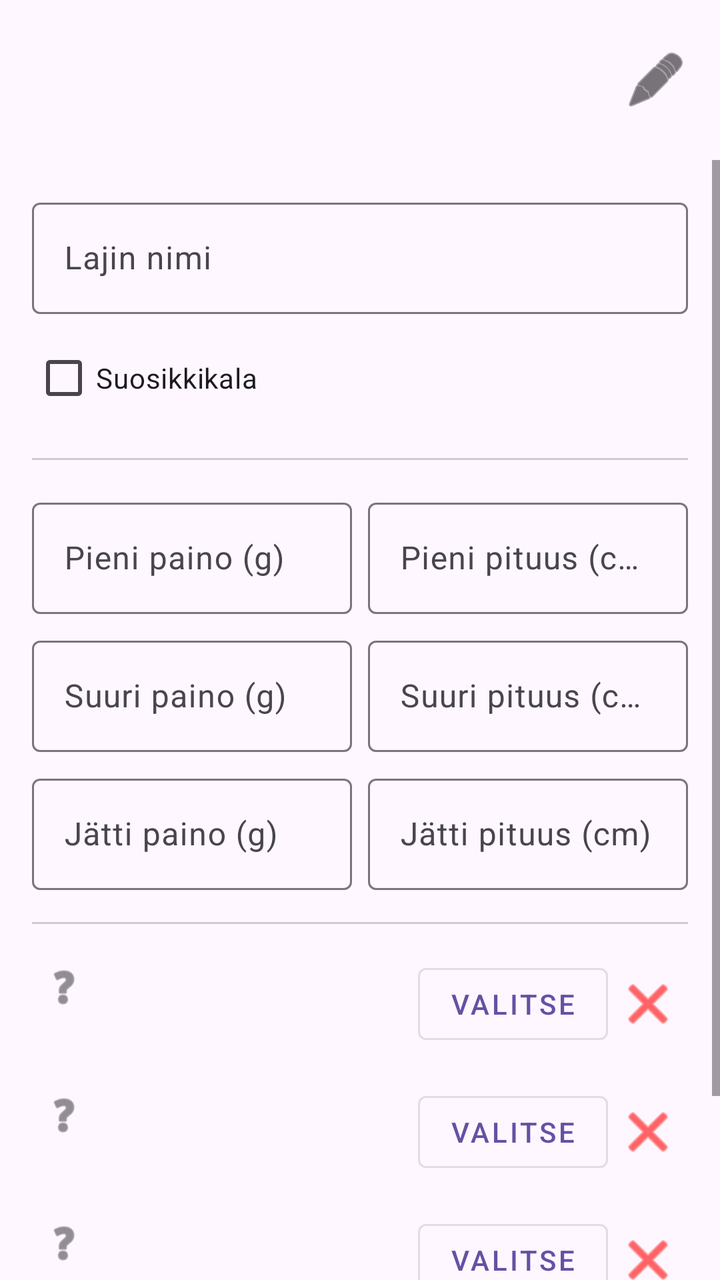
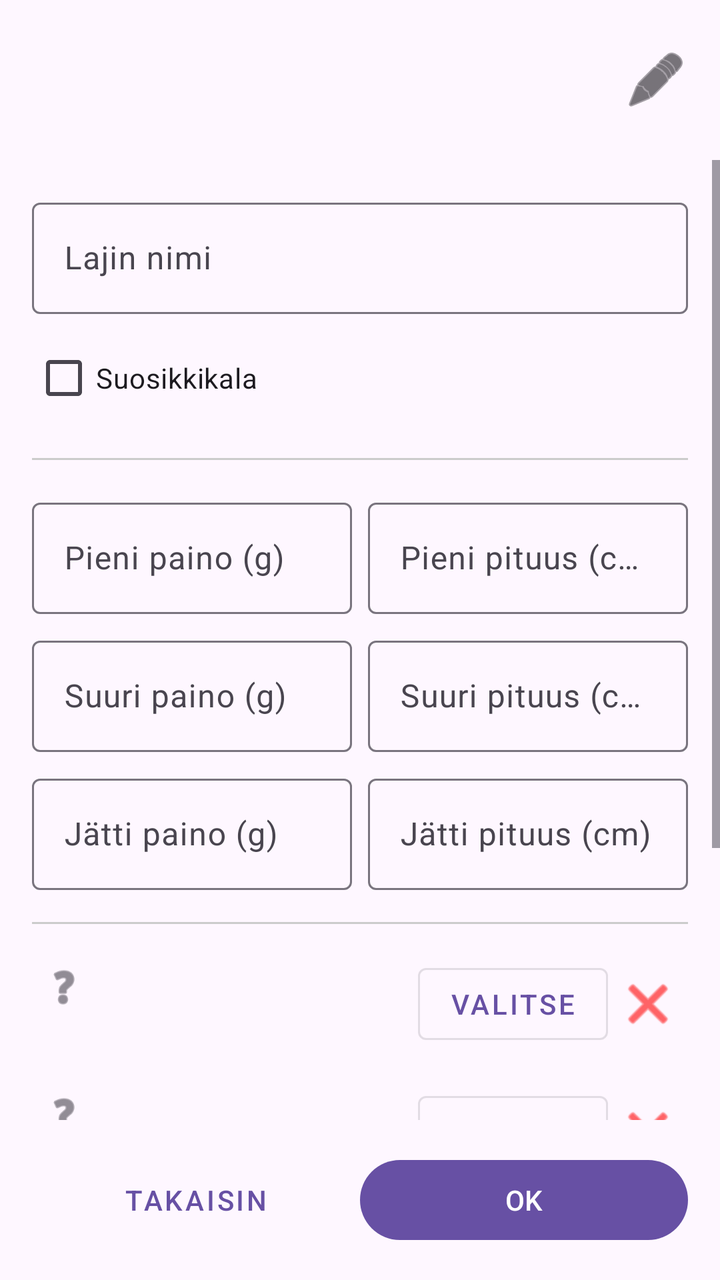

An Android layout rendered at two revisions. The XML below is the earlier revision; the diff shows what the commit changed to produce the second picture.
<!-- AndroidManifest.xml: application theme Theme.KalaKartta -->
<!-- res/layout/activity_edit_species_detail.xml -->
<?xml version="1.0" encoding="utf-8"?>
<LinearLayout xmlns:android="http://schemas.android.com/apk/res/android"
    android:layout_width="match_parent"
    android:layout_height="match_parent"
    android:orientation="vertical">

    <include layout="@layout/dialog_custom_title" />

    <ScrollView
        android:layout_width="match_parent"
        android:layout_height="0dp"
        android:layout_weight="1">

        <LinearLayout
            android:layout_width="match_parent"
            android:layout_height="wrap_content"
            android:orientation="vertical"
            android:padding="16dp">

            <com.google.android.material.textfield.TextInputLayout
                android:id="@+id/speciesNameLayout"
                android:layout_width="match_parent"
                android:layout_height="wrap_content"
                android:hint="@string/species_name">
                <com.google.android.material.textfield.TextInputEditText
                    android:id="@+id/speciesNameInput"
                    android:layout_width="match_parent"
                    android:layout_height="wrap_content"
                    android:inputType="textCapSentences" />
            </com.google.android.material.textfield.TextInputLayout>

            <CheckBox
                android:id="@+id/favouriteFishCheckBox"
                android:layout_width="match_parent"
                android:layout_height="wrap_content"
                android:layout_marginTop="8dp"
                android:text="@string/favourite_fish" />

            <View android:layout_width="match_parent" android:layout_height="1dp" android:background="#CCCCCC" android:layout_marginVertical="16dp" />

            <LinearLayout android:layout_width="match_parent" android:layout_height="wrap_content" android:orientation="horizontal">
                <com.google.android.material.textfield.TextInputLayout
                    android:layout_width="0dp" android:layout_height="wrap_content" android:layout_weight="1" android:hint="@string/small_weight" android:layout_marginEnd="4dp">
                    <com.google.android.material.textfield.TextInputEditText android:id="@+id/smallWeightInput" android:layout_width="match_parent" android:layout_height="wrap_content" android:inputType="number" />
                </com.google.android.material.textfield.TextInputLayout>
                <com.google.android.material.textfield.TextInputLayout
                    android:layout_width="0dp" android:layout_height="wrap_content" android:layout_weight="1" android:hint="@string/small_length" android:layout_marginStart="4dp">
                    <com.google.android.material.textfield.TextInputEditText android:id="@+id/smallLengthInput" android:layout_width="match_parent" android:layout_height="wrap_content" android:inputType="number" />
                </com.google.android.material.textfield.TextInputLayout>
            </LinearLayout>

            <LinearLayout android:layout_width="match_parent" android:layout_height="wrap_content" android:orientation="horizontal" android:layout_marginTop="8dp">
                <com.google.android.material.textfield.TextInputLayout
                    android:layout_width="0dp" android:layout_height="wrap_content" android:layout_weight="1" android:hint="@string/large_weight" android:layout_marginEnd="4dp">
                    <com.google.android.material.textfield.TextInputEditText android:id="@+id/largeWeightInput" android:layout_width="match_parent" android:layout_height="wrap_content" android:inputType="number" />
                </com.google.android.material.textfield.TextInputLayout>
                <com.google.android.material.textfield.TextInputLayout
                    android:layout_width="0dp" android:layout_height="wrap_content" android:layout_weight="1" android:hint="@string/large_length" android:layout_marginStart="4dp">
                    <com.google.android.material.textfield.TextInputEditText android:id="@+id/largeLengthInput" android:layout_width="match_parent" android:layout_height="wrap_content" android:inputType="number" />
                </com.google.android.material.textfield.TextInputLayout>
            </LinearLayout>

            <LinearLayout android:layout_width="match_parent" android:layout_height="wrap_content" android:orientation="horizontal" android:layout_marginTop="8dp">
                <com.google.android.material.textfield.TextInputLayout
                    android:layout_width="0dp" android:layout_height="wrap_content" android:layout_weight="1" android:hint="@string/giant_weight" android:layout_marginEnd="4dp">
                    <com.google.android.material.textfield.TextInputEditText android:id="@+id/giantWeightInput" android:layout_width="match_parent" android:layout_height="wrap_content" android:inputType="number" />
                </com.google.android.material.textfield.TextInputLayout>
                <com.google.android.material.textfield.TextInputLayout
                    android:layout_width="0dp" android:layout_height="wrap_content" android:layout_weight="1" android:hint="@string/giant_length" android:layout_marginStart="4dp">
                    <com.google.android.material.textfield.TextInputEditText android:id="@+id/giantLengthInput" android:layout_width="match_parent" android:layout_height="wrap_content" android:inputType="number" />
                </com.google.android.material.textfield.TextInputLayout>
            </LinearLayout>

            <View android:layout_width="match_parent" android:layout_height="1dp" android:background="#CCCCCC" android:layout_marginVertical="16dp" />

            <include layout="@layout/item_icon_edit" android:id="@+id/iconDefaultEdit" />
            <include layout="@layout/item_icon_edit" android:id="@+id/iconSmallEdit" />
            <include layout="@layout/item_icon_edit" android:id="@+id/iconLargeEdit" />
            <include layout="@layout/item_icon_edit" android:id="@+id/iconGiantEdit" />

        </LinearLayout>
    </ScrollView>

</LinearLayout>
<!-- res/layout/dialog_custom_title.xml (included above) -->
<?xml version="1.0" encoding="utf-8"?>
<LinearLayout xmlns:android="http://schemas.android.com/apk/res/android"
    xmlns:app="http://schemas.android.com/apk/res-auto"
    android:layout_width="match_parent"
    android:layout_height="wrap_content"
    android:orientation="horizontal"
    android:gravity="center_vertical"
    android:paddingStart="24dp"
    android:paddingTop="16dp"
    android:paddingEnd="8dp"
    android:paddingBottom="16dp">

    <TextView
        android:id="@+id/dialogTitle"
        android:layout_width="0dp"
        android:layout_height="wrap_content"
        android:layout_weight="1"
        android:ellipsize="end"
        android:singleLine="true"
        android:textAppearance="@style/TextAppearance.AppCompat.Title" />
    
    <ImageButton
        android:id="@+id/editMenuButton"
        android:layout_width="48dp"
        android:layout_height="48dp"
        android:background="?attr/selectableItemBackgroundBorderless"
        android:contentDescription="@string/edit"
        android:src="@android:drawable/ic_menu_edit"
        app:tint="?android:attr/textColorPrimary" />

</LinearLayout>
<!-- res/layout/item_icon_edit.xml (included above) -->
<?xml version="1.0" encoding="utf-8"?>
<LinearLayout xmlns:android="http://schemas.android.com/apk/res/android"
    xmlns:app="http://schemas.android.com/apk/res-auto"
    android:layout_width="match_parent"
    android:layout_height="wrap_content"
    android:orientation="horizontal"
    android:gravity="center_vertical"
    android:layout_marginBottom="16dp">

    <LinearLayout
        android:layout_width="0dp"
        android:layout_height="wrap_content"
        android:layout_weight="1"
        android:orientation="vertical">

        <LinearLayout
            android:layout_width="wrap_content"
            android:layout_height="wrap_content"
            android:orientation="horizontal"
            android:gravity="center_vertical">

            <TextView
                android:id="@+id/iconLabel"
                android:layout_width="wrap_content"
                android:layout_height="wrap_content"
                android:textAppearance="@style/TextAppearance.AppCompat.Small" />

            <ImageView
                android:id="@+id/helpIcon"
                android:layout_width="24dp"
                android:layout_height="24dp"
                android:layout_marginStart="4dp"
                android:src="@android:drawable/ic_menu_help"
                app:tint="?android:attr/textColorSecondary" />
        </LinearLayout>

        <TextView
            android:id="@+id/iconPath"
            android:layout_width="match_parent"
            android:layout_height="wrap_content"
            android:textSize="12sp"
            android:textColor="?android:attr/textColorSecondary"
            android:ellipsize="middle"
            android:singleLine="true" />

    </LinearLayout>

    <ImageView
        android:id="@+id/iconPreview"
        android:layout_width="40dp"
        android:layout_height="40dp"
        android:layout_marginHorizontal="8dp"
        android:scaleType="centerInside" />

    <com.google.android.material.button.MaterialButton
        android:id="@+id/selectIconButton"
        style="@style/Widget.MaterialComponents.Button.OutlinedButton"
        android:layout_width="wrap_content"
        android:layout_height="wrap_content"
        android:text="Valitse" />

    <ImageButton
        android:id="@+id/deleteIconButton"
        android:layout_width="40dp"
        android:layout_height="40dp"
        android:background="?attr/selectableItemBackgroundBorderless"
        android:src="@android:drawable/ic_menu_close_clear_cancel"
        app:tint="#FF0000" />

</LinearLayout>
<!-- resources referenced by this layout -->
<resources>
  <string name="edit">Muokkaa</string>
  <string name="favourite_fish">Suosikkikala</string>
  <string name="giant_length">Jätti pituus (cm)</string>
  <string name="giant_weight">Jätti paino (g)</string>
  <string name="large_length">Suuri pituus (cm)</string>
  <string name="large_weight">Suuri paino (g)</string>
  <string name="small_length">Pieni pituus (cm)</string>
  <string name="small_weight">Pieni paino (g)</string>
  <string name="species_name">Lajin nimi</string>
  <style name="Theme.KalaKartta" parent="Base.Theme.KalaKartta" />
  <style name="Base.Theme.KalaKartta" parent="Theme.Material3.DayNight.NoActionBar">
          
          
      </style>
</resources>

<!-- the commit's change to res/layout/activity_edit_species_detail.xml (unified diff, before → after) -->
@@ -80,6 +80,39 @@
 
         </LinearLayout>
     </ScrollView>
+
+    <LinearLayout
+        android:layout_width="match_parent"
+        android:layout_height="wrap_content"
+        android:orientation="horizontal"
+        android:padding="16dp"
+        android:paddingBottom="80dp">
+
+        <com.google.android.material.button.MaterialButton
+            android:id="@+id/backButton"
+            style="@style/Widget.MaterialComponents.Button.TextButton"
+            android:layout_width="0dp"
+            android:layout_height="wrap_content"
+            android:layout_weight="1"
+            android:text="@string/back" />
+
+        <com.google.android.material.button.MaterialButton
+            android:id="@+id/deleteSpeciesButton"
+            style="@style/Widget.MaterialComponents.Button.TextButton"
+            android:layout_width="0dp"
+            android:layout_height="wrap_content"
+            android:layout_weight="1"
+            android:text="@string/delete"
+            android:textColor="#FF0000"
+            android:visibility="gone" />
+
+        <com.google.android.material.button.MaterialButton
+            android:id="@+id/okButton"
+            android:layout_width="0dp"
+            android:layout_height="wrap_content"
+            android:layout_weight="1"
+            android:text="OK" />
+    </LinearLayout>
 
 </LinearLayout>
 <!-- res/layout/dialog_custom_title.xml (included above) -->
@@ -97,12 +130,24 @@
 
     <TextView
         android:id="@+id/dialogTitle"
-        android:layout_width="0dp"
-        android:layout_height="wrap_content"
-        android:layout_weight="1"
+        android:layout_width="wrap_content"
+        android:layout_height="wrap_content"
         android:ellipsize="end"
         android:singleLine="true"
         android:textAppearance="@style/TextAppearance.AppCompat.Title" />
+
+    <ImageView
+        android:id="@+id/titleIcon"
+        android:layout_width="32dp"
+        android:layout_height="32dp"
+        android:layout_marginStart="8dp"
+        android:scaleType="centerInside"
+        android:visibility="gone" />
+
+    <View
+        android:layout_width="0dp"
+        android:layout_height="0dp"
+        android:layout_weight="1" />
     
     <ImageButton
         android:id="@+id/editMenuButton"
<!-- resource entries referenced after the edit -->
@@ -1,5 +1,7 @@
 <!-- resources referenced by this layout -->
 <resources>
+  <string name="back">Takaisin</string>
+  <string name="delete">Poista</string>
   <string name="edit">Muokkaa</string>
   <string name="favourite_fish">Suosikkikala</string>
   <string name="giant_length">Jätti pituus (cm)</string>
